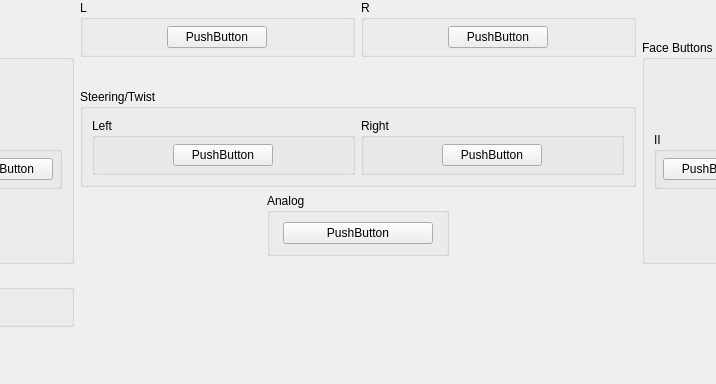
Above: src/duckstation-qt/controllerbindingwidget_negconrumble.ui from kofxi3584karlayang/duckstation before the change; both pictures show x 192 to 908 and y 0 to 384 of the 1100 by 532 pixel window. Below: the same form after it.
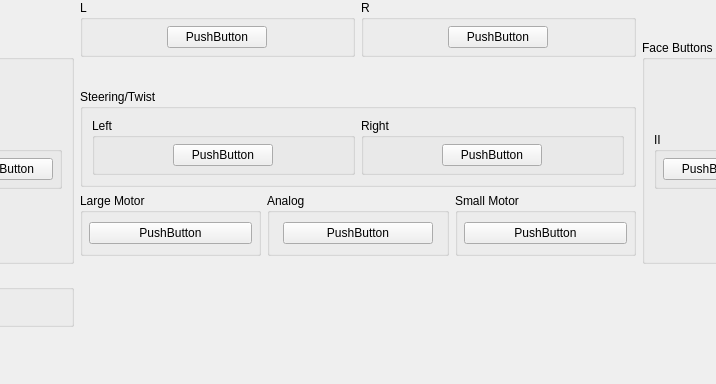
That is the form after the change. Icons and pictures are not drawn. Custom widgets are drawn as their Qt base class.

Commit message: Qt: Fix missing vibration binding for NegConRumble

Diff of the .ui file:
```diff
--- a/src/duckstation-qt/controllerbindingwidget_negconrumble.ui
+++ b/src/duckstation-qt/controllerbindingwidget_negconrumble.ui
@@ -720,6 +720,86 @@
        </layout>
       </widget>
      </item>
+     <item row="1" column="0">
+      <widget class="QGroupBox" name="groupBox_29">
+       <property name="title">
+        <string>Large Motor</string>
+       </property>
+       <layout class="QGridLayout" name="gridLayout_30">
+        <property name="leftMargin">
+         <number>6</number>
+        </property>
+        <property name="topMargin">
+         <number>6</number>
+        </property>
+        <property name="rightMargin">
+         <number>6</number>
+        </property>
+        <property name="bottomMargin">
+         <number>6</number>
+        </property>
+        <item row="0" column="0">
+         <widget class="InputVibrationBindingWidget" name="LargeMotor">
+          <property name="minimumSize">
+           <size>
+            <width>100</width>
+            <height>0</height>
+           </size>
+          </property>
+          <property name="maximumSize">
+           <size>
+            <width>16777215</width>
+            <height>16777215</height>
+           </size>
+          </property>
+          <property name="text">
+           <string>PushButton</string>
+          </property>
+         </widget>
+        </item>
+       </layout>
+      </widget>
+     </item>
+     <item row="1" column="2">
+      <widget class="QGroupBox" name="groupBox_32">
+       <property name="title">
+        <string>Small Motor</string>
+       </property>
+       <layout class="QGridLayout" name="gridLayout_31">
+        <property name="leftMargin">
+         <number>6</number>
+        </property>
+        <property name="topMargin">
+         <number>6</number>
+        </property>
+        <property name="rightMargin">
+         <number>6</number>
+        </property>
+        <property name="bottomMargin">
+         <number>6</number>
+        </property>
+        <item row="0" column="0">
+         <widget class="InputVibrationBindingWidget" name="SmallMotor">
+          <property name="minimumSize">
+           <size>
+            <width>100</width>
+            <height>0</height>
+           </size>
+          </property>
+          <property name="maximumSize">
+           <size>
+            <width>16777215</width>
+            <height>16777215</height>
+           </size>
+          </property>
+          <property name="text">
+           <string>PushButton</string>
+          </property>
+         </widget>
+        </item>
+       </layout>
+      </widget>
+     </item>
     </layout>
    </item>
   </layout>
@@ -730,6 +810,11 @@
    <extends>QPushButton</extends>
    <header>inputbindingwidgets.h</header>
   </customwidget>
+  <customwidget>
+   <class>InputVibrationBindingWidget</class>
+   <extends>QPushButton</extends>
+   <header>inputbindingwidgets.h</header>
+  </customwidget>
  </customwidgets>
  <resources>
   <include location="resources/resources.qrc"/>
```
Left out of the diff: 4 changed lines with no effect on the pictures. The commit also changes 7 other files.
